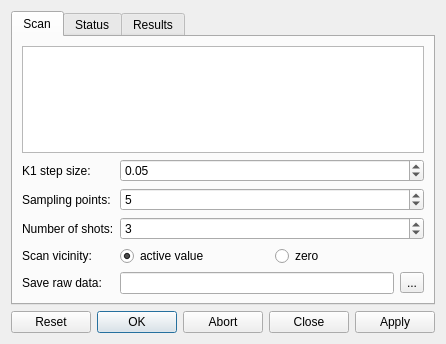
hibtc/madgui, file madgui/online/offcal.ui: the form before one commit.
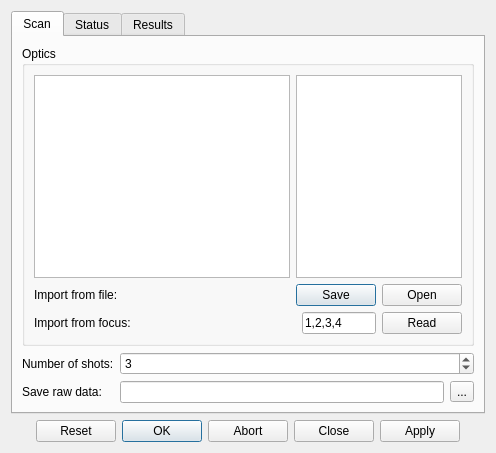
The form after the commit. Custom widgets are drawn as their Qt base class.

Commit message: Manual optics input and focus import…

Diff of the .ui file:
```diff
--- a/madgui/online/offcal.ui
+++ b/madgui/online/offcal.ui
@@ -6,8 +6,8 @@
    <rect>
     <x>0</x>
     <y>0</y>
-    <width>444</width>
-    <height>344</height>
+    <width>492</width>
+    <height>453</height>
    </rect>
   </property>
   <property name="windowTitle">
@@ -24,73 +24,89 @@
        <string>Scan</string>
       </attribute>
       <layout class="QFormLayout">
+       <item row="0" column="0" colspan="2">
+        <widget class="QGroupBox" name="groupBox">
+         <property name="title">
+          <string>Optics</string>
+         </property>
+         <layout class="QFormLayout">
+          <item row="0" column="0">
+           <widget class="QListWidget" name="ctrl_quads">
+            <property name="sizePolicy">
+             <sizepolicy hsizetype="MinimumExpanding" vsizetype="Expanding">
+              <horstretch>0</horstretch>
+              <verstretch>0</verstretch>
+             </sizepolicy>
+            </property>
+            <property name="selectionMode">
+             <enum>QAbstractItemView::ExtendedSelection</enum>
+            </property>
+           </widget>
+          </item>
+          <item row="0" column="1">
+           <widget class="QPlainTextEdit" name="ctrl_optics">
+            <property name="sizePolicy">
+             <sizepolicy hsizetype="Expanding" vsizetype="Expanding">
+              <horstretch>1</horstretch>
+              <verstretch>0</verstretch>
+             </sizepolicy>
+            </property>
+           </widget>
+          </item>
        <item row="1" column="0">
-        <widget class="QLabel">
+           <widget class="QLabel" name="label">
          <property name="text">
-          <string>K1 step size:</string>
+             <string>Import from file:</string>
          </property>
         </widget>
        </item>
        <item row="1" column="1">
-        <widget class="QDoubleSpinBox" name="ctrl_stepsize">
-         <property name="singleStep">
-          <double>0.050000000000000</double>
-         </property>
-         <property name="value">
-          <double>0.050000000000000</double>
+           <widget class="QDialogButtonBox" name="btns_io">
+            <property name="standardButtons">
+             <set>QDialogButtonBox::Open|QDialogButtonBox::Save</set>
          </property>
         </widget>
        </item>
        <item row="2" column="0">
-        <widget class="QLabel">
+           <widget class="QLabel" name="label">
          <property name="text">
-          <string>Sampling points:</string>
+             <string>Import from focus:</string>
          </property>
         </widget>
        </item>
        <item row="2" column="1">
-        <widget class="QSpinBox" name="ctrl_numsteps">
-         <property name="value">
-          <number>5</number>
-         </property>
-        </widget>
-       </item>
-       <item row="4" column="1">
+           <layout class="QFormLayout">
+            <item row="1" column="1">
         <layout class="QHBoxLayout">
          <item>
-          <widget class="QRadioButton" name="radio_active">
+               <widget class="QLineEdit" name="ctrl_focus">
            <property name="text">
-            <string>active value</string>
-           </property>
-           <property name="checked">
-            <bool>true</bool>
+                 <string>1,2,3,4</string>
            </property>
           </widget>
          </item>
          <item>
-          <widget class="QRadioButton" name="radio_zero">
+               <widget class="QPushButton" name="btn_focus">
            <property name="text">
-            <string>zero</string>
+                 <string>Read</string>
            </property>
           </widget>
          </item>
         </layout>
        </item>
-       <item row="4" column="0">
-        <widget class="QLabel">
-         <property name="text">
-          <string>Scan vicinity:</string>
-         </property>
+           </layout>
+          </item>
+         </layout>
         </widget>
        </item>
-       <item row="3" column="0">
-        <widget class="QLabel">
+       <item row="1" column="0">
+        <widget class="QLabel" name="label">
          <property name="text">
           <string>Number of shots:</string>
          </property>
         </widget>
        </item>
-       <item row="3" column="1">
+       <item row="1" column="1">
         <widget class="QSpinBox" name="ctrl_numshots">
          <property name="minimum">
           <number>1</number>
@@ -100,21 +116,14 @@
          </property>
         </widget>
        </item>
-       <item row="0" column="0" colspan="2">
-        <widget class="QListWidget" name="ctrl_quads">
-         <property name="selectionMode">
-          <enum>QAbstractItemView::ExtendedSelection</enum>
-         </property>
-        </widget>
-       </item>
-       <item row="5" column="0">
-        <widget class="QLabel">
+       <item row="2" column="0">
+        <widget class="QLabel" name="label">
          <property name="text">
           <string>Save raw data:</string>
          </property>
         </widget>
        </item>
-       <item row="5" column="1">
+       <item row="2" column="1">
         <layout class="QHBoxLayout">
          <item>
           <widget class="QLineEdit" name="ctrl_file">
```
Lines whose indentation alone changed are shown as unchanged. The commit also changes 2 other files.
